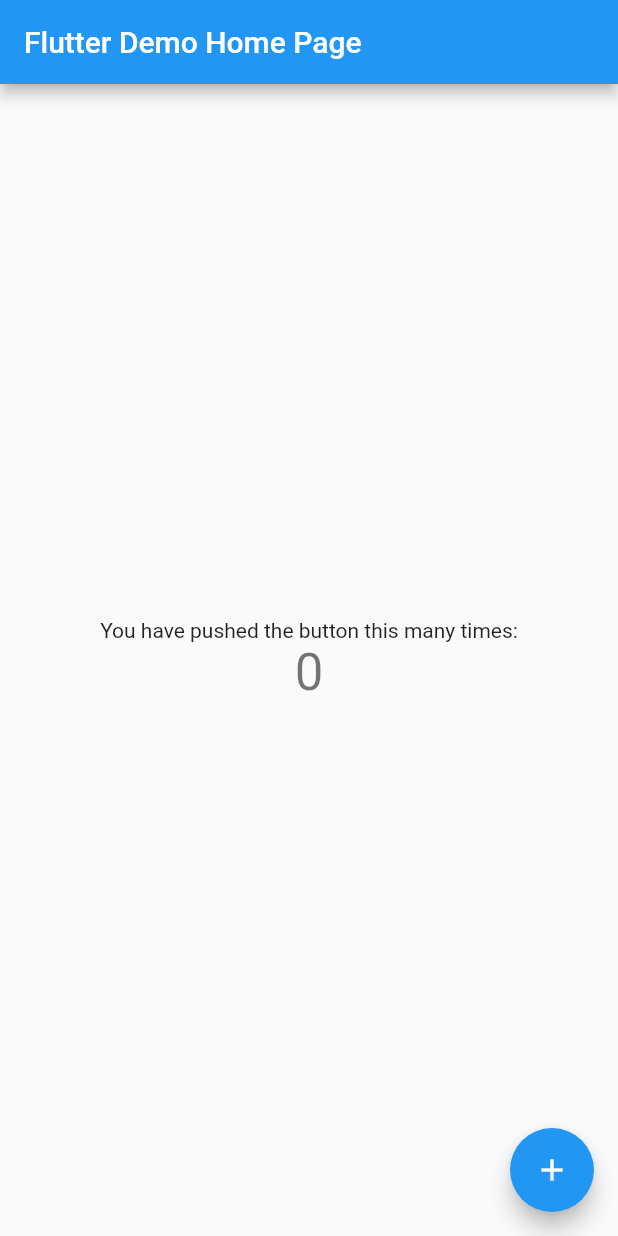
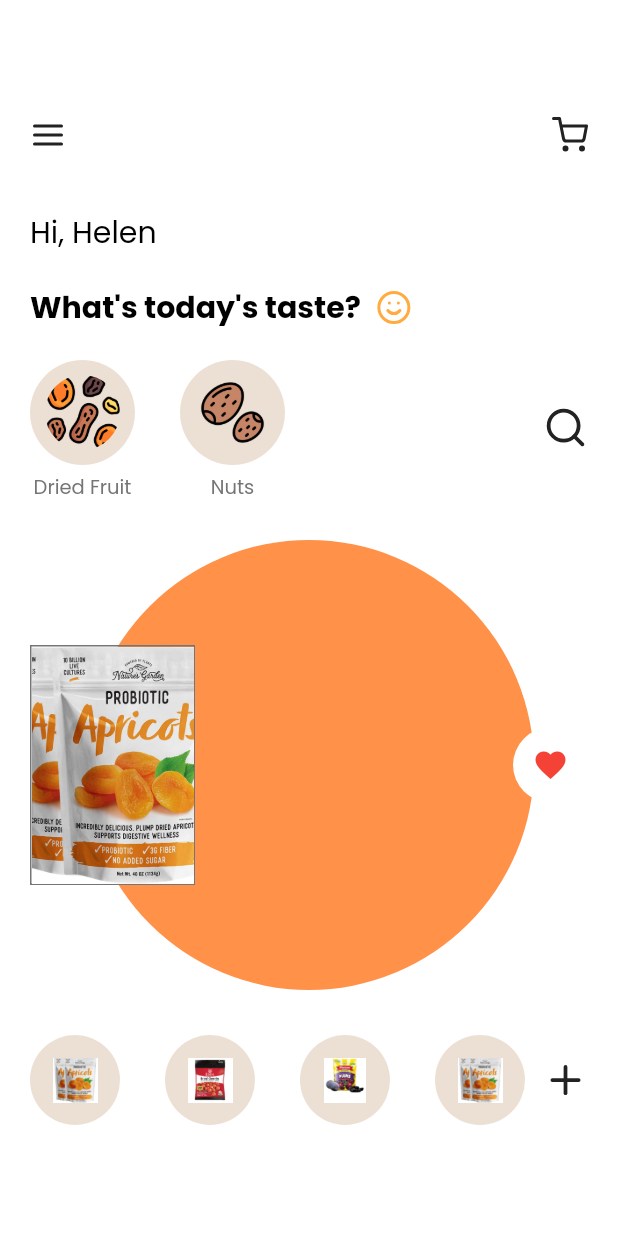
Before and after one commit to SubratDevop/Assignment-SearchingYard, a Flutter app: the screen it shows after launch, on a phone screen of 412 x 824 dp. Run offline on Flutter 3.47's test engine with Material 2 defaults, Android fonts, the light colour scheme and no system bars; our stand-ins replace flutter_feather_icons, google_fonts.

Commit message:
HomePage/ItemDetailsCircle design Pending

```diff
--- /dev/null
+++ b/lib/Constants/Constants.dart
@@ -0,0 +1,10 @@
+import 'package:flutter/material.dart';
+
+const kSecondaryColor = Color(0xFF979797);
+const kUnSelectedTextColor = Color(0xFF757575);
+const kSelectedTextColor = Colors.black;
+const kScaffoldBGColor  = Color(0xFFff9149);
+const kBtnBgColor  = Color(0xFFffcc79);
+const kBlack = Color(0xFF2e2e2e);
+const kItemCardBgColor = Color(0xFFece0d5);
+const kSelectedItemCardBgColor = Color(0xFFffca7a);
--- /dev/null
+++ b/lib/Models/CatagoryModel.dart
@@ -0,0 +1,20 @@
+class Category {
+  String? CategoryImage;
+  bool? isItemSelected;
+  String? Categoryname;
+  Category(
+      {this.CategoryImage, this.isItemSelected, required this.Categoryname});
+}
+
+List<Category> CategoryList = [
+  Category(
+      CategoryImage: "Assets/images/dry_fruits.png",
+      isItemSelected: false,
+      Categoryname: "Dried Fruit"),
+  Category(
+      CategoryImage: "Assets/images/nut.png",
+      isItemSelected: false,
+      Categoryname: "Nuts"),
+];
+
+// List<String> CategoryList = ["Assets/images/dry_fruits.png","Assets/images/nut.png"];
--- /dev/null
+++ b/lib/Models/itemModel.dart
@@ -0,0 +1,16 @@
+class Item {
+  String? itemName;
+  String? itemImage;
+  bool? isItemSelected;
+  Item({this.itemName, this.itemImage,this.isItemSelected});
+}
+
+
+List<Item> itemList = [
+  Item(itemName: "Dried_appricots",itemImage: "Assets/images/Dried_appricots.jpg",isItemSelected: false),
+  Item(itemName: "Dried_cherry",itemImage: "Assets/images/Dried_cherry.jpg",isItemSelected: false),
+  Item(itemName: "Dried_plums",itemImage: "Assets/images/Dried_plums.jpg",isItemSelected: false),
+  Item(itemName: "Dried_appricots",itemImage: "Assets/images/Dried_appricots.jpg",isItemSelected: false),
+  Item(itemName: "Dried_cherry",itemImage: "Assets/images/Dried_cherry.jpg",isItemSelected: false),
+  Item(itemName: "Dried_plums",itemImage: "Assets/images/Dried_plums.jpg",isItemSelected: false),
+];
--- /dev/null
+++ b/lib/Screens/HomeScreen/HomeScreen.dart
@@ -0,0 +1,70 @@
+import 'package:assignment_searchingyard/Constants/Constants.dart';
+import 'package:assignment_searchingyard/Screens/HomeScreen/components/appbar.dart';
+import 'package:assignment_searchingyard/Screens/HomeScreen/components/userName.dart';
+import 'package:flutter/material.dart';
+import 'package:flutter_feather_icons/flutter_feather_icons.dart';
+
+import '../../Models/CatagoryModel.dart';
+import '../../widget/CustomSubTittle.dart';
+import '../../widget/CustomeTittleText.dart';
+import 'components/Categories.dart';
+import 'components/ItemDetailsCircle.dart';
+import 'components/Items.dart';
+
+class HomeScreen extends StatefulWidget {
+  HomeScreen({Key? key}) : super(key: key);
+
+  @override
+  State<HomeScreen> createState() => _HomeScreenState();
+}
+
+class _HomeScreenState extends State<HomeScreen> {
+  @override
+  Widget build(BuildContext context) {
+    return Scaffold(
+      backgroundColor: Colors.white,
+      body: SingleChildScrollView(
+        physics: const BouncingScrollPhysics(
+            parent: AlwaysScrollableScrollPhysics()),
+        child: Padding(
+          padding: const EdgeInsets.symmetric(horizontal: 20.0),
+          child: Container(
+            height: MediaQuery.of(context).size.height,
+            width: MediaQuery.of(context).size.width,
+            child: Column(
+              mainAxisAlignment: MainAxisAlignment.start,
+              crossAxisAlignment: CrossAxisAlignment.start,
+              children: [
+                const SizedBox(
+                  height: 60,
+                ),
+                //! appbar
+                appbar(),
+                const SizedBox(
+                  height: 20,
+                ),
+                //!  UserName
+                userName(),
+                const SizedBox(
+                  height: 20,
+                ),
+                //!Category Section
+                CategorySection(),
+                //! Item Details Circle
+                const SizedBox(
+                  height: 30,
+                ),
+                ItemDetailsCircle(),
+                //! Item Section
+                const SizedBox(
+                  height: 30,
+                ),
+                Items(),
+              ],
+            ),
+          ),
+        ),
+      ),
+    );
+  }
+}
--- /dev/null
+++ b/lib/Screens/HomeScreen/components/Categories.dart
@@ -0,0 +1,124 @@
+import 'package:flutter/material.dart';
+import 'package:flutter_feather_icons/flutter_feather_icons.dart';
+
+import '../../../Constants/Constants.dart';
+import '../../../Models/CatagoryModel.dart';
+import '../../../widget/CustomSubTittle.dart';
+import '../../../widget/CustomeTittleText.dart';
+
+class CategorySection extends StatefulWidget {
+  CategorySection({Key? key}) : super(key: key);
+
+  @override
+  State<CategorySection> createState() => _CategorySectionState();
+}
+
+class _CategorySectionState extends State<CategorySection> {
+  @override
+  Widget build(BuildContext context) {
+    return Container(
+      height: 90,
+      alignment: Alignment.centerLeft,
+      // width: double.infinity,
+      child: Row(
+        children: [
+          Expanded(
+            child: ListView.builder(
+              scrollDirection: Axis.horizontal,
+              physics: const BouncingScrollPhysics(
+                  parent: AlwaysScrollableScrollPhysics()),
+              itemCount: CategoryList.length,
+              itemBuilder: (context, index) {
+                return Theme(
+                  data: ThemeData(
+                    splashColor: Colors.transparent,
+                    highlightColor: Colors.transparent,
+                  ),
+                  child: InkWell(
+                    onTap: () {
+                      setState(() {
+                        for (int i = 0; i < CategoryList.length; i++) {
+                          CategoryList[i].isItemSelected = false;
+                        }
+                        CategoryList[index].isItemSelected = true;
+                      });
+                    },
+                    child: Row(
+                      children: [
+                        Column(
+                          children: [
+                            Stack(
+                              children: [
+                                ClipOval(
+                                  child: Container(
+                                    height: 70,
+                                    width: 70,
+                                    color: CategoryList[index].isItemSelected ==
+                                            false
+                                        ? kItemCardBgColor
+                                        : kSelectedItemCardBgColor,
+                                  ),
+                                ),
+                                Positioned(
+                                  bottom: 10,
+                                  top:    10,
+                                  right:  10,
+                                  left:   10,
+                                  child: ClipOval(
+                                    child: Container(
+                                      // height: 40,
+                                      // width: 40,
+                                      child: Image.asset(
+                                        CategoryList[index]
+                                            .CategoryImage
+                                            .toString(),
+                                        fit: BoxFit.contain,
+                                      ),
+                                    ),
+                                  ),
+                                ),
+                              ],
+                            ),
+                            Column(
+                              children: [
+                                SizedBox(
+                                  height: 5,
+                                ),
+                                CustomSubTittle(
+                                  text: CategoryList[index]
+                                      .Categoryname
+                                      .toString(),
+                                  textSize: 13,
+                                  textColor:
+                                      CategoryList[index].isItemSelected ==
+                                              false
+                                          ? kUnSelectedTextColor
+                                          : kSelectedTextColor,
+                                ),
+                              ],
+                            )
+                          ],
+                        ),
+                        const SizedBox(
+                          width: 30,
+                        )
+                      ],
+                    ),
+                  ),
+                );
+              },
+            ),
+          ),
+          const Padding(
+            padding: EdgeInsets.only(left: 10.0),
+            child: Icon(
+              FeatherIcons.search,
+              size: 30,
+            ),
+          ),
+        ],
+      ),
+    );
+    ;
+  }
+}
--- /dev/null
+++ b/lib/Screens/HomeScreen/components/ItemDetailsCircle.dart
@@ -0,0 +1,61 @@
+import 'package:flutter/material.dart';
+import 'package:flutter_feather_icons/flutter_feather_icons.dart';
+
+import '../../../Constants/Constants.dart';
+
+Widget ItemDetailsCircle() {
+  return Stack(
+    children: [
+      Align(
+        alignment: Alignment.center,
+        child: ClipOval(
+          child: Container(
+            height: 300,
+            width: 300,
+            color: kScaffoldBGColor,
+          ),
+        ),
+      ),
+      Padding(
+        padding: const EdgeInsets.symmetric(vertical: 50),
+        child: Container(
+          height: 200,
+          width: double.infinity,
+          child: Row(
+            mainAxisAlignment: MainAxisAlignment.spaceAround,
+            children: [
+              Container(
+                height: 160,
+                width: 110,
+                decoration: BoxDecoration(
+                    border: Border.all(color: Colors.grey.shade600, width: 1)),
+                child: Image.asset(
+                  "Assets/images/Dried_appricots.jpg",
+                  fit: BoxFit.cover,
+                ),
+              ),
+              Expanded(
+                  child: Container(
+                color: Colors.transparent,
+              )),
+              ClipOval(
+                child: Container(
+                  width: 50,
+                  height: 50,
+                  color: Colors.white,
+                  child: const Padding(
+                    padding: EdgeInsets.all(8.0),
+                    child: Icon(
+                      Icons.favorite,
+                      color: Colors.red,
+                    ),
+                  ),
+                ),
+              ),
+            ],
+          ),
+        ),
+      )
+    ],
+  );
+}
--- /dev/null
+++ b/lib/Screens/HomeScreen/components/Items.dart
@@ -0,0 +1,104 @@
+import 'package:flutter/material.dart';
+import 'package:flutter_feather_icons/flutter_feather_icons.dart';
+
+import '../../../Constants/Constants.dart';
+import '../../../Models/CatagoryModel.dart';
+import '../../../Models/itemModel.dart';
+import '../../../widget/CustomSubTittle.dart';
+import '../../../widget/CustomeTittleText.dart';
+
+class Items extends StatefulWidget {
+  Items({Key? key}) : super(key: key);
+
+  @override
+  State<Items> createState() => _ItemsState();
+}
+
+class _ItemsState extends State<Items> {
+  @override
+  Widget build(BuildContext context) {
+    return Container(
+      height: 60,
+      alignment: Alignment.centerLeft,
+      // color: Colors.grey,
+      // width: double.infinity,
+      child: Row(
+        children: [
+          Expanded(
+            child: ListView.builder(
+              scrollDirection: Axis.horizontal,
+              physics: const BouncingScrollPhysics(
+                  parent: AlwaysScrollableScrollPhysics()),
+              itemCount: itemList.length,
+              itemBuilder: (context, index) {
+                return Theme(
+                  data: ThemeData(
+                    splashColor: Colors.transparent,
+                    highlightColor: Colors.transparent,
+                  ),
+                  child: InkWell(
+                    onTap: () {
+                      setState(() {
+                        for (int i = 0; i < itemList.length; i++) {
+                          itemList[i].isItemSelected = false;
+                        }
+                        itemList[index].isItemSelected = true;
+                      });
+                    },
+                    child: Row(
+                      children: [
+                        Column(
+                          children: [
+                            Stack(
+                              children: [
+                                ClipOval(
+                                  child: Container(
+                                    height: 60,
+                                    width: 60,
+                                    color:
+                                        itemList[index].isItemSelected == false
+                                            ? kItemCardBgColor
+                                            : kSelectedItemCardBgColor,
+                                  ),
+                                ),
+                                Positioned(
+                                  bottom: 15,
+                                  top:    15,
+                                  left:   15,
+                                  right:  15,
+                                  child:
+
+                                   Image.asset(
+
+                                      itemList[index].itemImage.toString(),
+                                      fit: BoxFit.fitHeight,
+
+                                    ),
+
+                                ),
+                              ],
+                            ),
+                          ],
+                        ),
+                        const SizedBox(
+                          width: 30,
+                        )
+                      ],
+                    ),
+                  ),
+                );
+              },
+            ),
+          ),
+          const Padding(
+            padding: EdgeInsets.only(left: 10.0),
+            child: Icon(
+              FeatherIcons.plus,
+              size: 30,
+            ),
+          ),
+        ],
+      ),
+    );
+  }
+}
--- /dev/null
+++ b/lib/Screens/HomeScreen/components/appbar.dart
@@ -0,0 +1,15 @@
+import 'package:flutter/cupertino.dart';
+import 'package:flutter_feather_icons/flutter_feather_icons.dart';
+
+Widget appbar() {
+  return Container(
+    height: 60,
+    child: Row(
+      mainAxisAlignment: MainAxisAlignment.spaceBetween,
+      children: const [
+        Icon(FeatherIcons.menu),
+        Icon(FeatherIcons.shoppingCart),
+      ],
+    ),
+  );
+}
--- /dev/null
+++ b/lib/Screens/HomeScreen/components/userName.dart
@@ -0,0 +1,32 @@
+import 'package:flutter/material.dart';
+import 'package:flutter_feather_icons/flutter_feather_icons.dart';
+
+import '../../../widget/CustomSubTittle.dart';
+import '../../../widget/CustomeTittleText.dart';
+
+Widget userName() {
+  return Column(
+     crossAxisAlignment: CrossAxisAlignment.start,
+    children: [
+      CustomSubTittle(
+        text: "Hi, Helen",
+        textSize: 20,
+      ),
+      const SizedBox(
+        height: 20,
+      ),
+      Row(
+        children: [
+          CustomeTittleText(text: "What's today's taste?"),
+          const SizedBox(
+            width: 10,
+          ),
+          const Icon(
+            FeatherIcons.smile,
+            color: Colors.orangeAccent,
+          ),
+        ],
+      )
+    ],
+  );
+}
--- a/lib/main.dart
+++ b/lib/main.dart
@@ -1,4 +1,6 @@
 import 'package:flutter/material.dart';
+
+import 'Screens/HomeScreen/HomeScreen.dart';
 
 void main() {
   runApp(const MyApp());
@@ -7,109 +9,15 @@
 class MyApp extends StatelessWidget {
   const MyApp({Key? key}) : super(key: key);
 
-  // This widget is the root of your application.
   @override
   Widget build(BuildContext context) {
     return MaterialApp(
+      debugShowCheckedModeBanner: false,
       title: 'Flutter Demo',
       theme: ThemeData(
-        // This is the theme of your application.
-        //
-        // Try running your application with "flutter run". You'll see the
-        // application has a blue toolbar. Then, without quitting the app, try
-        // changing the primarySwatch below to Colors.green and then invoke
-        // "hot reload" (press "r" in the console where you ran "flutter run",
-        // or simply save your changes to "hot reload" in a Flutter IDE).
-        // Notice that the counter didn't reset back to zero; the application
-        // is not restarted.
         primarySwatch: Colors.blue,
       ),
-      home: const MyHomePage(title: 'Flutter Demo Home Page'),
+      home: HomeScreen(),
     );
   }
 }
-
-class MyHomePage extends StatefulWidget {
-  const MyHomePage({Key? key, required this.title}) : super(key: key);
-
-  // This widget is the home page of your application. It is stateful, meaning
-  // that it has a State object (defined below) that contains fields that affect
-  // how it looks.
-
-  // This class is the configuration for the state. It holds the values (in this
-  // case the title) provided by the parent (in this case the App widget) and
-  // used by the build method of the State. Fields in a Widget subclass are
-  // always marked "final".
-
-  final String title;
-
-  @override
-  State<MyHomePage> createState() => _MyHomePageState();
-}
-
-class _MyHomePageState extends State<MyHomePage> {
-  int _counter = 0;
-
-  void _incrementCounter() {
-    setState(() {
-      // This call to setState tells the Flutter framework that something has
-      // changed in this State, which causes it to rerun the build method below
-      // so that the display can reflect the updated values. If we changed
-      // _counter without calling setState(), then the build method would not be
-      // called again, and so nothing would appear to happen.
-      _counter++;
-    });
-  }
-
-  @override
-  Widget build(BuildContext context) {
-    // This method is rerun every time setState is called, for instance as done
-    // by the _incrementCounter method above.
-    //
-    // The Flutter framework has been optimized to make rerunning build methods
-    // fast, so that you can just rebuild anything that needs updating rather
-    // than having to individually change instances of widgets.
-    return Scaffold(
-      appBar: AppBar(
-        // Here we take the value from the MyHomePage object that was created by
-        // the App.build method, and use it to set our appbar title.
-        title: Text(widget.title),
-      ),
-      body: Center(
-        // Center is a layout widget. It takes a single child and positions it
-        // in the middle of the parent.
-        child: Column(
-          // Column is also a layout widget. It takes a list of children and
-          // arranges them vertically. By default, it sizes itself to fit its
-          // children horizontally, and tries to be as tall as its parent.
-          //
-          // Invoke "debug painting" (press "p" in the console, choose the
-          // "Toggle Debug Paint" action from the Flutter Inspector in Android
-          // Studio, or the "Toggle Debug Paint" command in Visual Studio Code)
-          // to see the wireframe for each widget.
-          //
-          // Column has various properties to control how it sizes itself and
-          // how it positions its children. Here we use mainAxisAlignment to
-          // center the children vertically; the main axis here is the vertical
-          // axis because Columns are vertical (the cross axis would be
-          // horizontal).
-          mainAxisAlignment: MainAxisAlignment.center,
-          children: <Widget>[
-            const Text(
-              'You have pushed the button this many times:',
-            ),
-            Text(
-              '$_counter',
-              style: Theme.of(context).textTheme.headline4,
-            ),
-          ],
-        ),
-      ),
-      floatingActionButton: FloatingActionButton(
-        onPressed: _incrementCounter,
-        tooltip: 'Increment',
-        child: const Icon(Icons.add),
-      ), // This trailing comma makes auto-formatting nicer for build methods.
-    );
-  }
-}
--- /dev/null
+++ b/lib/widget/CustomSubTittle.dart
@@ -0,0 +1,17 @@
+import 'package:flutter/material.dart';
+import 'package:google_fonts/google_fonts.dart';
+
+class  CustomSubTittle extends StatelessWidget {
+  String text;
+  double? textSize;
+  Color? textColor;
+
+  CustomSubTittle({Key? key, required this.text, this.textSize,this.textColor}) : super(key: key);
+
+  @override
+  Widget build(BuildContext context) {
+    return Text(text,
+    style: GoogleFonts.poppins(fontSize:textSize ?? 17.0,fontWeight: FontWeight.normal,color:textColor ?? Colors.black),
+    );
+  }
+}
--- /dev/null
+++ b/lib/widget/CustomeTittleText.dart
@@ -0,0 +1,16 @@
+import 'package:flutter/material.dart';
+import 'package:google_fonts/google_fonts.dart';
+
+class  CustomeTittleText extends StatelessWidget {
+  String text;
+  double? textSize;
+  Color? textColor;
+  CustomeTittleText({Key? key, required this.text, this.textSize,this.textColor}) : super(key: key);
+
+  @override
+  Widget build(BuildContext context) {
+    return Text(text,
+    style: GoogleFonts.poppins(fontSize:textSize ?? 20.0,fontWeight: FontWeight.bold,color:textColor ?? Colors.black),
+    );
+  }
+}
```
Also changed, not shown: pubspec.yaml (+56 -5 lines), Assets/images/Dried_appricots.jpg (added), Assets/images/Dried_cherry.jpg (added), Assets/images/Dried_plums.jpg (added), Assets/images/dry_fruits.png (added), Assets/images/nut.png (added), lib/Screens/CartScreen/components/CartScreen.dart (added), lib/Screens/ItemDetailsScreen/ItemDetailsScreen.dart (added), 2 other files.
